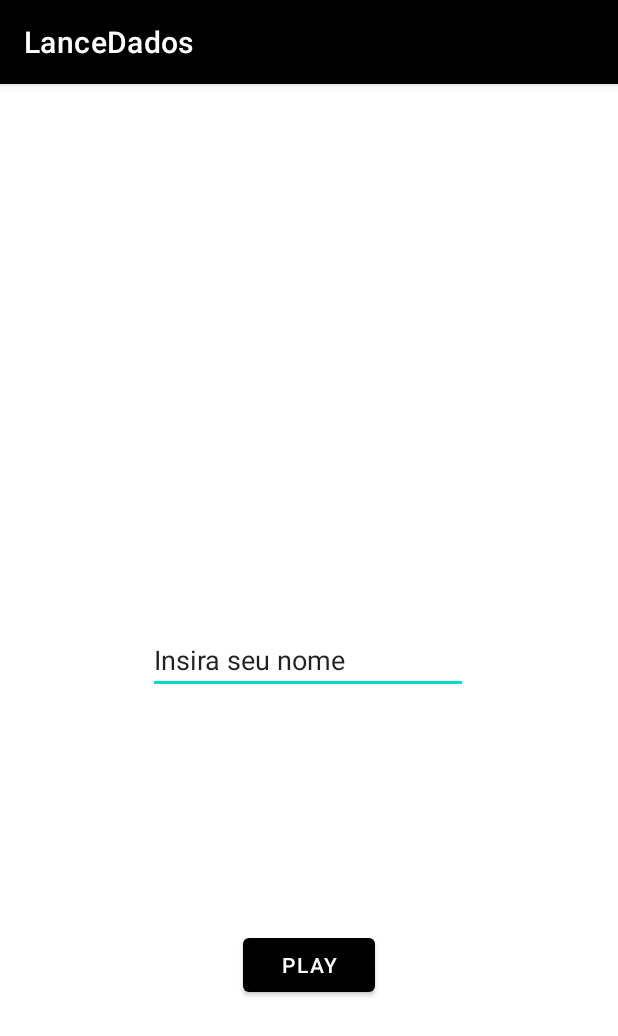
After one commit to julianacuani/lanceOsDados, an Android app: the RegisterActivity screen opened directly, with no data from a screen before it, on a phone screen of 412 x 824 dp. The commit adds this screen. Shown: the top 1036 px of the screen. Run offline under Robolectric (Android 15) with nearby library versions, the phone set to English and light mode, and no system bars.

Commit message:
layout tela registro

```diff
--- a/app/src/main/AndroidManifest.xml
+++ b/app/src/main/AndroidManifest.xml
@@ -9,6 +9,7 @@
         android:roundIcon="@mipmap/ic_launcher_round"
         android:supportsRtl="true"
         android:theme="@style/Theme.LanceDados">
+        <activity android:name=".RegisterActivity"></activity>
         <activity android:name=".MainActivity">
             <intent-filter>
                 <action android:name="android.intent.action.MAIN" />
--- /dev/null
+++ b/app/src/main/java/com/example/lancedados/RegisterActivity.kt
@@ -0,0 +1,11 @@
+package com.example.lancedados
+
+import androidx.appcompat.app.AppCompatActivity
+import android.os.Bundle
+
+class RegisterActivity : AppCompatActivity() {
+    override fun onCreate(savedInstanceState: Bundle?) {
+        super.onCreate(savedInstanceState)
+        setContentView(R.layout.activity_register)
+    }
+}
--- /dev/null
+++ b/app/src/main/res/layout/activity_register.xml
@@ -0,0 +1,33 @@
+<?xml version="1.0" encoding="utf-8"?>
+<androidx.constraintlayout.widget.ConstraintLayout xmlns:android="http://schemas.android.com/apk/res/android"
+    xmlns:app="http://schemas.android.com/apk/res-auto"
+    xmlns:tools="http://schemas.android.com/tools"
+    android:id="@+id/ConstrainLayout"
+    android:layout_width="match_parent"
+    android:layout_height="match_parent"
+    tools:context=".RegisterActivity">
+
+    <EditText
+        android:id="@+id/nameInputText"
+        android:layout_width="wrap_content"
+        android:layout_height="wrap_content"
+        android:contentDescription="Insira seu nome"
+        android:ems="10"
+        android:inputType="textPersonName"
+        android:text="@string/register_input_name"
+        app:layout_constraintBottom_toBottomOf="parent"
+        app:layout_constraintEnd_toEndOf="parent"
+        app:layout_constraintHorizontal_bias="0.497"
+        app:layout_constraintStart_toStartOf="parent"
+        app:layout_constraintTop_toTopOf="parent" />
+
+    <Button
+        android:id="@+id/playButton"
+        android:layout_width="wrap_content"
+        android:layout_height="wrap_content"
+        android:text="@string/play_button_label"
+        app:layout_constraintBottom_toBottomOf="parent"
+        app:layout_constraintEnd_toEndOf="parent"
+        app:layout_constraintStart_toStartOf="parent"
+        app:layout_constraintTop_toBottomOf="@+id/nameInputText" />
+</androidx.constraintlayout.widget.ConstraintLayout>
--- a/app/src/main/res/values/strings.xml
+++ b/app/src/main/res/values/strings.xml
@@ -3,4 +3,6 @@
     <string name="etiqueta_botao_lancar_dados">Lançar Dados</string>
     <string name="etiqueta_dado_1">Valor dado 1</string>
     <string name="etiqueta_dado_2">Valor dado 2</string>
+    <string name="register_input_name">Insira seu nome</string>
+    <string name="play_button_label">Play</string>
 </resources>
```
